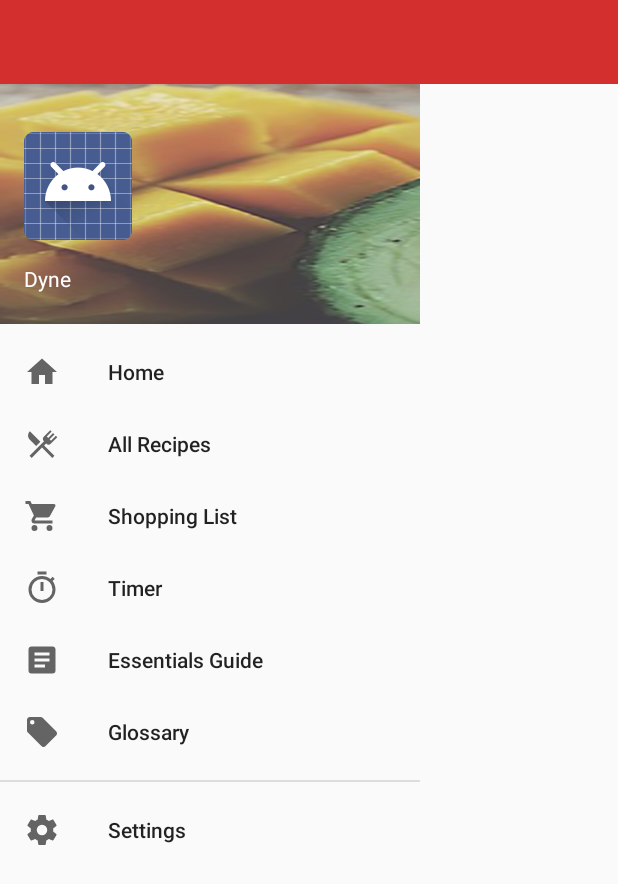
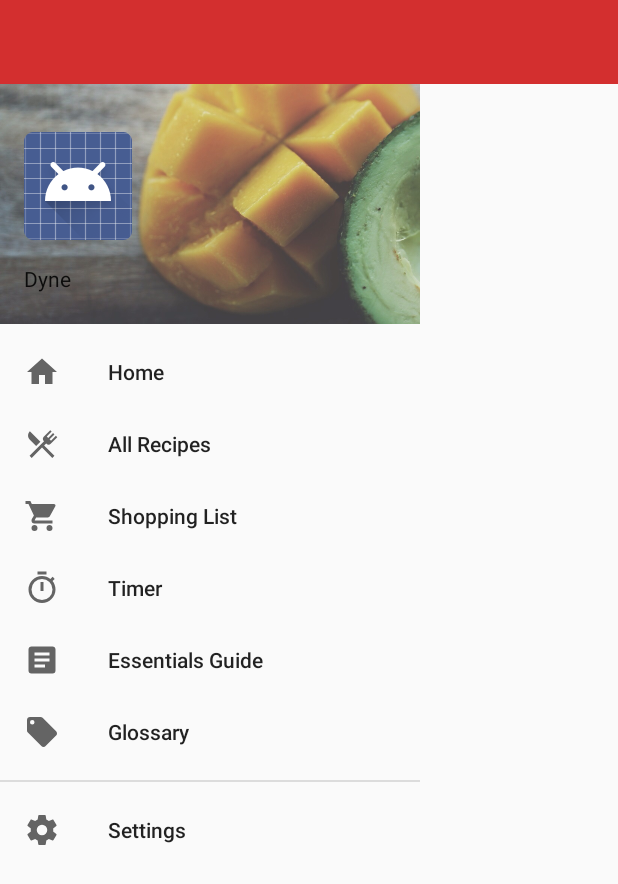
Before and after one commit to DanielCoutts/Dyne, an Android app: the fragment DrawerFragment placed in its activity, on a phone screen of 412 x 824 dp. Shown: the top 884 px of the screen. Run offline under Robolectric (Android 15) with nearby library versions, the phone set to English and light mode, and no system bars; 2 statements that could not run were skipped.

Commit message:
Rename some layout files and fix the scaling of the navigation drawer header background image

```diff
--- a/app/src/main/res/layout/activity_main.xml
+++ b/app/src/main/res/layout/activity_main.xml
@@ -31,7 +31,7 @@
         android:layout_height="match_parent"
         android:layout_gravity="start"
         android:fitsSystemWindows="true"
-        app:headerLayout="@layout/nav_header_drawer_fragment"
-        app:menu="@menu/fragment_drawer_drawer" />
+        app:headerLayout="@layout/nav_header_drawer"
+        app:menu="@menu/drawer_drawer" />
 
 </android.support.v4.widget.DrawerLayout>
--- a/app/src/main/res/layout/fragment_drawer.xml
+++ b/app/src/main/res/layout/fragment_drawer.xml
@@ -7,5 +7,5 @@
     android:layout_height="match_parent"
     android:layout_gravity="start"
     android:fitsSystemWindows="true"
-    app:headerLayout="@layout/nav_header_drawer_fragment"
-    app:menu="@menu/fragment_drawer_drawer" />
+    app:headerLayout="@layout/nav_header_drawer"
+    app:menu="@menu/drawer_drawer" />
--- /dev/null
+++ b/app/src/main/res/layout/nav_header_drawer.xml
@@ -0,0 +1,47 @@
+<?xml version="1.0" encoding="utf-8"?>
+<RelativeLayout xmlns:android="http://schemas.android.com/apk/res/android"
+    android:layout_width="@dimen/drawer_width"
+    android:layout_height="@dimen/nav_header_height"
+    android:gravity="bottom"
+    android:theme="@style/AppTheme">
+
+    <ImageView
+        android:layout_width="match_parent"
+        android:layout_height="match_parent"
+        android:scaleType="centerCrop"
+        android:src="@drawable/avocado2" />
+
+    <LinearLayout
+        android:id="@+id/header_content"
+        android:layout_width="match_parent"
+        android:layout_height="match_parent"
+        android:gravity="bottom"
+        android:orientation="vertical"
+        android:paddingBottom="@dimen/activity_vertical_margin"
+        android:paddingLeft="@dimen/activity_horizontal_margin"
+        android:paddingRight="@dimen/activity_horizontal_margin"
+        android:paddingTop="@dimen/activity_vertical_margin">
+
+        <!-- Profile Image -->
+        <ImageView
+            android:id="@+id/imageView"
+            android:layout_width="wrap_content"
+            android:layout_height="wrap_content"
+            android:paddingTop="@dimen/nav_header_vertical_spacing"
+            android:src="@android:drawable/sym_def_app_icon" />
+
+        <TextView
+            android:layout_width="match_parent"
+            android:layout_height="wrap_content"
+            android:paddingTop="@dimen/nav_header_vertical_spacing"
+            android:text="Dyne"
+            android:textAppearance="@style/TextAppearance.AppCompat.Body1" />
+
+        <TextView
+            android:id="@+id/textView"
+            android:layout_width="wrap_content"
+            android:layout_height="wrap_content"
+            android:text="android.studio@android.com" />
+    </LinearLayout>
+
+</RelativeLayout>
--- a/app/src/main/res/layout/nav_header_drawer_fragment.xml
+++ /dev/null
@@ -1,35 +0,0 @@
-<?xml version="1.0" encoding="utf-8"?>
-<LinearLayout xmlns:android="http://schemas.android.com/apk/res/android"
-    android:layout_width="@dimen/drawer_width"
-    android:layout_height="@dimen/nav_header_height"
-    android:background="@drawable/avocado1"
-    android:gravity="bottom"
-    android:orientation="vertical"
-    android:paddingBottom="@dimen/activity_vertical_margin"
-    android:paddingLeft="@dimen/activity_horizontal_margin"
-    android:paddingRight="@dimen/activity_horizontal_margin"
-    android:paddingTop="@dimen/activity_vertical_margin"
-    android:theme="@style/ThemeOverlay.AppCompat.Dark">
-
-    <!-- Profile Image -->
-    <ImageView
-        android:id="@+id/imageView"
-        android:layout_width="wrap_content"
-        android:layout_height="wrap_content"
-        android:paddingTop="@dimen/nav_header_vertical_spacing"
-        android:src="@android:drawable/sym_def_app_icon" />
-
-    <TextView
-        android:layout_width="match_parent"
-        android:layout_height="wrap_content"
-        android:paddingTop="@dimen/nav_header_vertical_spacing"
-        android:text="Dyne"
-        android:textAppearance="@style/TextAppearance.AppCompat.Body1" />
-
-    <TextView
-        android:id="@+id/textView"
-        android:layout_width="wrap_content"
-        android:layout_height="wrap_content"
-        android:text="android.studio@android.com" />
-
-</LinearLayout>
--- a/app/src/main/res/values/styles.xml
+++ b/app/src/main/res/values/styles.xml
@@ -2,7 +2,7 @@
 
     <!-- Base application theme. -->
     <style name="AppTheme" parent="Theme.AppCompat.Light.NoActionBar">
-        <!-- Customize your theme here. -->
+        <!-- Theme Modifications -->
         <item name="colorPrimary">@color/colorPrimary</item>
         <item name="colorPrimaryDark">@color/colorPrimaryDark</item>
         <item name="colorAccent">@color/colorAccent</item>
```
Also changed, not shown: app/src/main/res/drawable/avocado1.png (deleted), app/src/main/res/drawable/avocado2.jpeg (added), app/src/main/res/menu/drawer_drawer.xml (renamed from app/src/main/res/menu/fragment_drawer_drawer.xml).
